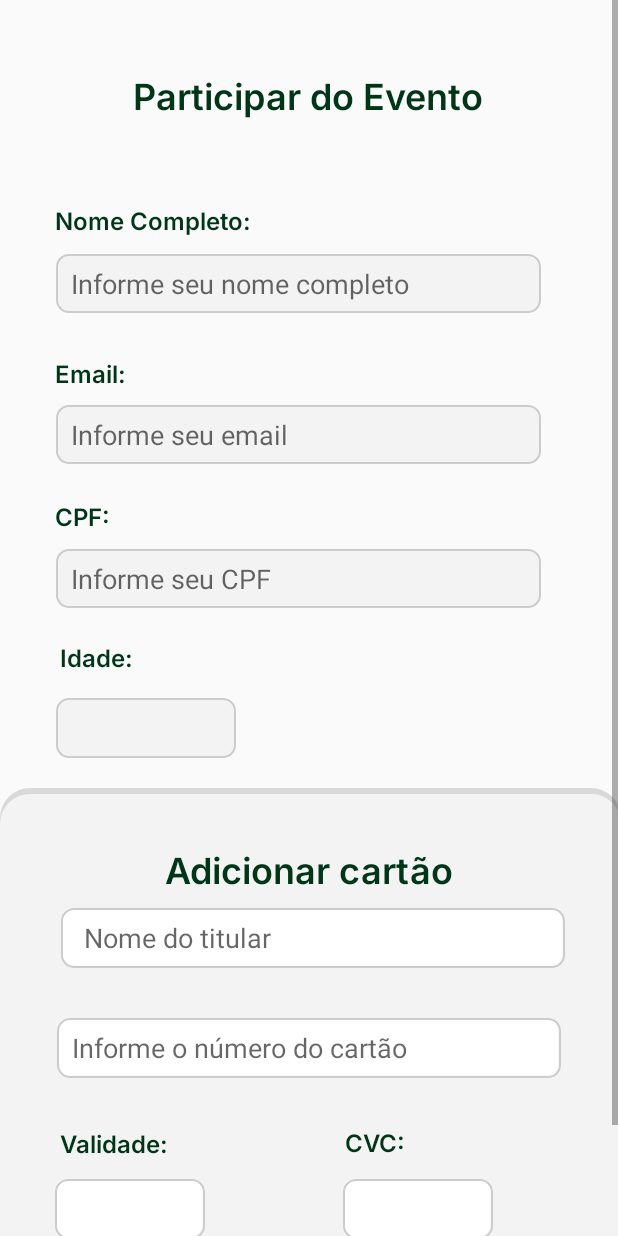
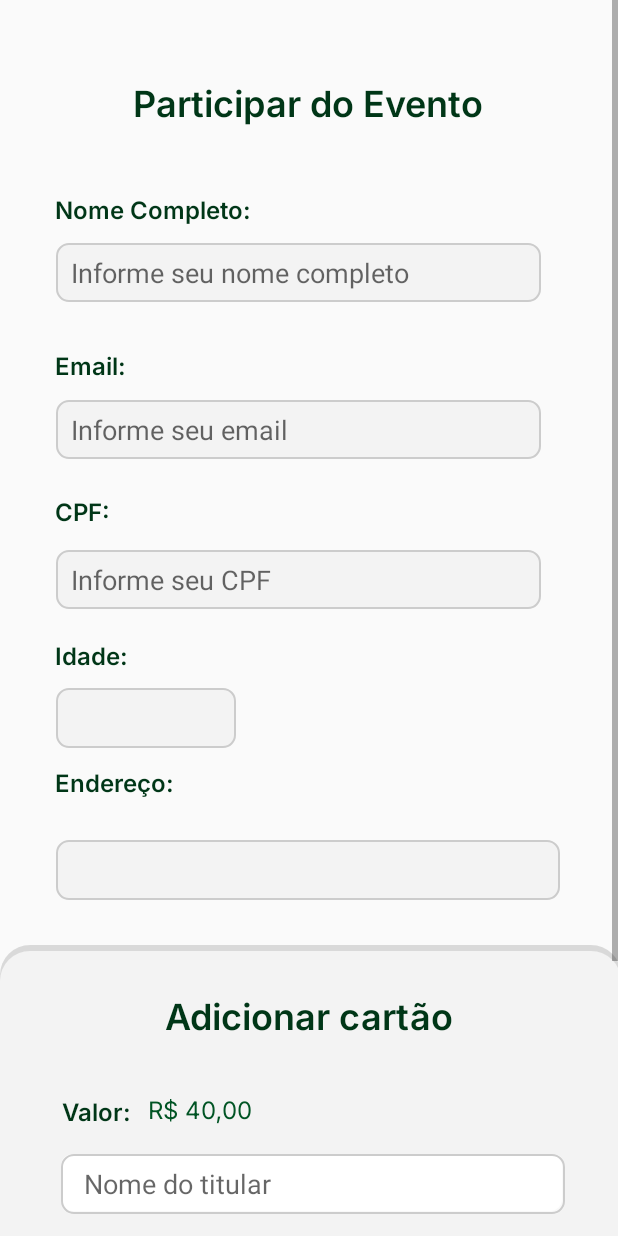
Before and after one commit to fernandafreittas/Hallel---Mobile, an Android app: the layout participar_evento.xml on its own in the app's theme, with its tools: preview values and no code run, on a phone screen of 412 x 824 dp. Run offline under Robolectric (Android 15) with nearby library versions, the phone set to English and light mode, and no system bars.

Commit message:
valores em participar

```diff
--- a/MyApplication/app/src/main/res/layout/participar_evento.xml
+++ b/MyApplication/app/src/main/res/layout/participar_evento.xml
@@ -51,7 +51,7 @@
                     app:layout_constraintHorizontal_bias="0.131"
                     app:layout_constraintStart_toStartOf="parent"
                     app:layout_constraintTop_toBottomOf="@+id/titleParticipar"
-                    app:layout_constraintVertical_bias="0.046" />
+                    app:layout_constraintVertical_bias="0.026" />
 
                 <TextView
                     android:id="@+id/textView14"
@@ -66,7 +66,7 @@
                     app:layout_constraintHorizontal_bias="0.101"
                     app:layout_constraintStart_toStartOf="parent"
                     app:layout_constraintTop_toBottomOf="@+id/titleParticipar"
-                    app:layout_constraintVertical_bias="0.197" />
+                    app:layout_constraintVertical_bias="0.155" />
 
                 <EditText
                     android:id="@+id/inputNome"
@@ -112,7 +112,7 @@
                     app:layout_constraintHorizontal_bias="0.098"
                     app:layout_constraintStart_toStartOf="parent"
                     app:layout_constraintTop_toBottomOf="@+id/titleParticipar"
-                    app:layout_constraintVertical_bias="0.315" />
+                    app:layout_constraintVertical_bias="0.257" />
 
                 <TextView
                     android:id="@+id/textView16"
@@ -124,10 +124,10 @@
                     android:textSize="16sp"
                     app:layout_constraintBottom_toBottomOf="parent"
                     app:layout_constraintEnd_toEndOf="parent"
-                    app:layout_constraintHorizontal_bias="0.11"
+                    app:layout_constraintHorizontal_bias="0.101"
                     app:layout_constraintStart_toStartOf="parent"
                     app:layout_constraintTop_toBottomOf="@+id/titleParticipar"
-                    app:layout_constraintVertical_bias="0.432" />
+                    app:layout_constraintVertical_bias="0.358" />
 
                 <EditText
                     android:id="@+id/inputCPF"
@@ -157,20 +157,21 @@
                     app:layout_constraintHorizontal_bias="0.128"
                     app:layout_constraintStart_toStartOf="parent"
                     app:layout_constraintTop_toBottomOf="@+id/textView16"
-                    app:layout_constraintVertical_bias="0.04" />
+                    app:layout_constraintVertical_bias="0.02" />
 
                 <ImageView
                     android:id="@+id/imageView9"
                     android:layout_width="414dp"
-                    android:layout_height="380dp"
-                    android:layout_marginTop="20sp"
+                    android:layout_marginTop="30dp"
+                    android:layout_height="430dp"
                     app:layout_constraintBottom_toBottomOf="parent"
                     app:layout_constraintEnd_toEndOf="parent"
                     app:layout_constraintHorizontal_bias="0.666"
                     app:layout_constraintStart_toStartOf="parent"
-                    app:layout_constraintTop_toBottomOf="@+id/inputIdade"
-                    app:layout_constraintVertical_bias="0.0"
-                    app:srcCompat="@drawable/fundo_card_participar"></ImageView>
+                    app:layout_constraintTop_toBottomOf="@+id/editText2"
+                    app:srcCompat="@drawable/fundo_card_participar">
+
+                </ImageView>
 
                 <TextView
                     android:id="@+id/textView4"
@@ -186,13 +187,13 @@
                     app:layout_constraintHorizontal_bias="0.497"
                     app:layout_constraintStart_toStartOf="parent"
                     app:layout_constraintTop_toTopOf="@+id/imageView9"
-                    app:layout_constraintVertical_bias="0.109" />
+                    app:layout_constraintVertical_bias="0.077" />
 
                 <EditText
                     android:id="@+id/nome_titular"
                     android:layout_width="336dp"
                     android:layout_height="40dp"
-                    android:layout_marginTop="10dp"
+                    android:layout_marginTop="40dp"
                     android:background="@drawable/input_text_cartao"
                     android:hint="Nome do titular"
                     android:paddingStart="15sp"
@@ -201,7 +202,7 @@
                     app:layout_constraintHorizontal_bias="0.533"
                     app:layout_constraintStart_toStartOf="parent"
                     app:layout_constraintTop_toBottomOf="@+id/textView4"
-                    app:layout_constraintVertical_bias="0.0" />
+                    app:layout_constraintVertical_bias="0.127" />
 
                 <EditText
                     android:id="@+id/numero_cartao"
@@ -293,6 +294,66 @@
                     app:layout_constraintStart_toStartOf="parent"
                     app:layout_constraintTop_toBottomOf="@+id/input_validade"
                     app:layout_constraintVertical_bias="0.0" />
+
+                <TextView
+                    android:id="@+id/textView20"
+                    android:layout_width="wrap_content"
+                    android:layout_height="wrap_content"
+                    android:fontFamily="@font/inter_semibold"
+                    android:text="Endereço:"
+                    android:textColor="@color/cortexto2"
+                    android:textSize="16sp"
+                    app:layout_constraintBottom_toTopOf="@+id/imageView9"
+                    app:layout_constraintEnd_toEndOf="parent"
+                    app:layout_constraintHorizontal_bias="0.111"
+                    app:layout_constraintStart_toStartOf="parent"
+                    app:layout_constraintTop_toBottomOf="@+id/inputIdade"
+                    app:layout_constraintVertical_bias="0.1" />
+
+                <EditText
+                    android:id="@+id/editText2"
+                    android:layout_width="336dp"
+                    android:layout_height="40dp"
+                    android:layout_marginTop="28dp"
+                    android:background="@drawable/input_text"
+                    app:layout_constraintBottom_toTopOf="@id/imageView9"
+                    app:layout_constraintEnd_toEndOf="parent"
+                    app:layout_constraintHorizontal_bias="0.493"
+                    app:layout_constraintStart_toStartOf="parent"
+                    app:layout_constraintTop_toBottomOf="@id/textView20" />
+
+                <TextView
+                    android:id="@+id/textView27"
+                    android:layout_width="wrap_content"
+                    android:layout_height="wrap_content"
+                    android:fontFamily="@font/inter_semibold"
+                    android:text="Valor:"
+                    android:textColor="@color/cortexto2"
+                    android:textSize="16sp"
+                    android:layout_marginTop="20dp"
+                    app:layout_constraintBottom_toTopOf="@+id/nome_titular"
+                    app:layout_constraintEnd_toEndOf="parent"
+                    app:layout_constraintHorizontal_bias="0.113"
+                    app:layout_constraintStart_toStartOf="parent"
+                    app:layout_constraintTop_toBottomOf="@+id/textView4"
+                    app:layout_constraintVertical_bias="0.48" />
+
+                <TextView
+                    android:id="@+id/textView28"
+                    android:layout_width="wrap_content"
+                    android:layout_height="wrap_content"
+                    android:fontFamily="@font/inter"
+                    android:layout_marginTop="20dp"
+                    android:text="R$ 40,00"
+                    android:textColor="@color/cordetextohallel"
+                    android:textSize="16sp"
+                    app:layout_constraintBottom_toTopOf="@+id/nome_titular"
+                    app:layout_constraintEnd_toEndOf="parent"
+                    app:layout_constraintHorizontal_bias="0.045"
+                    app:layout_constraintStart_toEndOf="@+id/textView27"
+                    app:layout_constraintTop_toBottomOf="@+id/textView4"
+                    app:layout_constraintVertical_bias="0.44" />
+
             </androidx.constraintlayout.widget.ConstraintLayout>
         </LinearLayout>
     </ScrollView>
```
